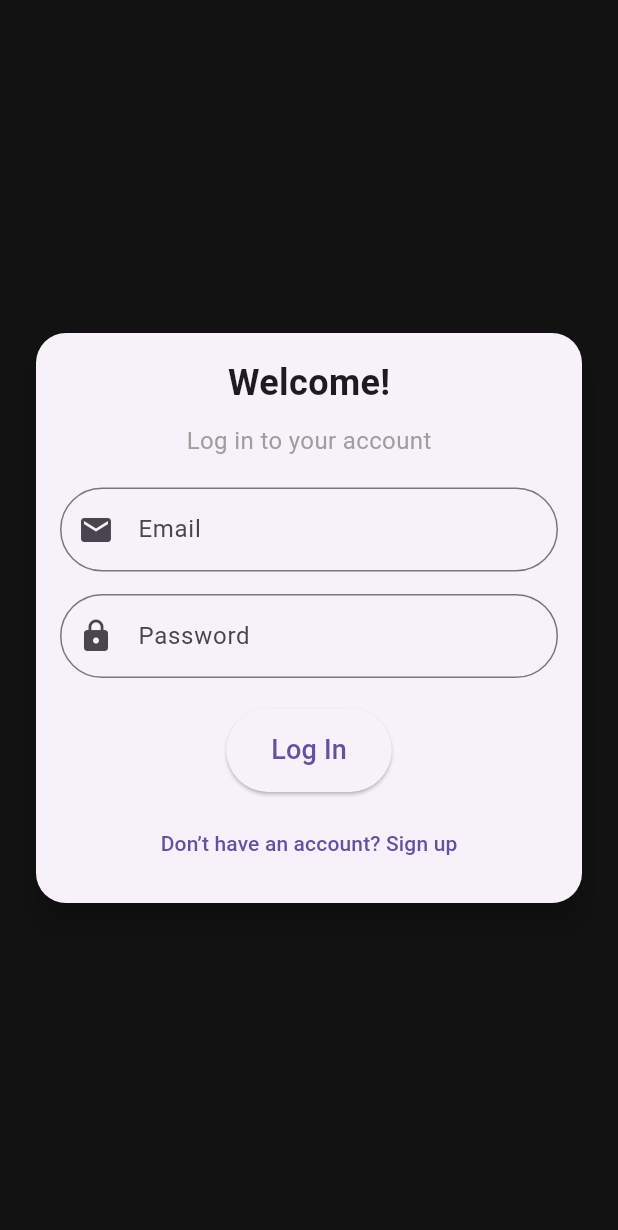
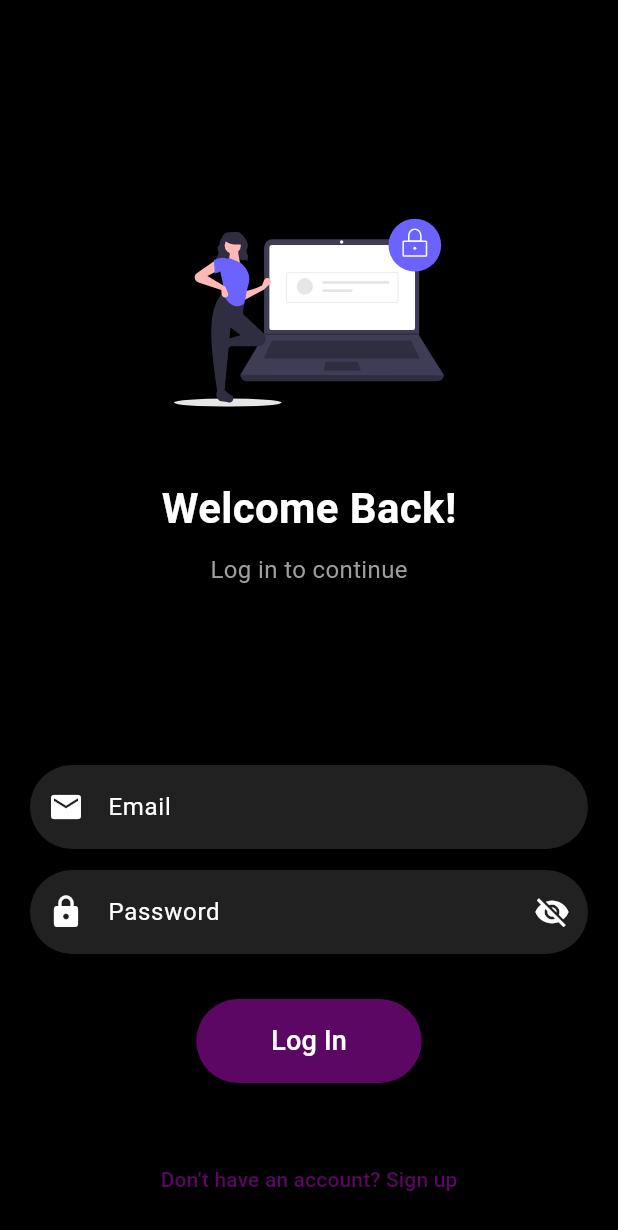
Before and after one commit to bawanisandunika/To-Do-App-Supa-Base, a Flutter app: the AuthScreen screen opened directly, on a phone screen of 412 x 824 dp. Shown: the top 1230 px of the screen. Run offline on Flutter 3.47's test engine with Material 3 defaults, Android fonts, the phone set to English and light mode, and no system bars; our stand-ins replace flutter_svg, supabase_flutter; accounts and stored records are empty.

Commit message:
New features

```diff
--- a/todo_app/lib/screens/auth_screen.dart
+++ b/todo_app/lib/screens/auth_screen.dart
@@ -1,4 +1,5 @@
 import 'package:flutter/material.dart';
+import 'package:flutter_svg/flutter_svg.dart';
 import 'package:supabase_flutter/supabase_flutter.dart';
 import 'todo_screen.dart';
 
@@ -14,6 +15,7 @@ class _AuthScreenState extends State<AuthScreen> {
   final _passwordController = TextEditingController();
   bool _isLogin = true; // To toggle between Login and Signup
   bool _isLoading = false;
+  bool _passwordVisible = false; // For toggling password visibility
 
   Future<void> _authenticate() async {
     setState(() => _isLoading = true);
@@ -38,7 +40,7 @@ class _AuthScreenState extends State<AuthScreen> {
         );
         if (response.user != null) {
           ScaffoldMessenger.of(context).showSnackBar(
-            SnackBar(content: Text('Sign-up successful! Please log in.')),
+            const SnackBar(content: Text('Sign-up successful! Please log in.')),
           );
           setState(() => _isLogin = true); // Switch to login after signup
         }
@@ -54,83 +56,151 @@ class _AuthScreenState extends State<AuthScreen> {
   @override
   Widget build(BuildContext context) {
     return Scaffold(
-      backgroundColor: const Color.fromARGB(255, 18, 18, 19),
-      body: Center(
-        child: SingleChildScrollView(
-          child: Padding(
-            padding: const EdgeInsets.all(20.0),
-            child: Card(
-              shape: RoundedRectangleBorder(
-                borderRadius: BorderRadius.circular(20),
+      resizeToAvoidBottomInset:
+          false, // Prevent layout adjustment on keyboard open
+      backgroundColor: Colors.black,
+      body: SafeArea(
+        child: Column(
+          children: [
+            Expanded(
+              child: Column(
+                mainAxisAlignment: MainAxisAlignment.center,
+                children: [
+                  // Centered SVG Image
+                  SvgPicture.asset(
+                    'assets/images/login_img.svg',
+                    height: 180,
+                    width: 180,
                   ),
-              elevation: 8,
-              child: Padding(
-                padding: const EdgeInsets.all(16.0),
-                child: Column(
-                  mainAxisSize: MainAxisSize.min,
-                  children: [
-                    const Text(
-                      'Welcome!',
-                      style: TextStyle(
-                        fontSize: 24,
+                  const SizedBox(height: 20),
+                  // Welcome Text
+                  Text(
+                    _isLogin ? 'Welcome Back!' : 'Create Account',
+                    style: const TextStyle(
+                      fontSize: 28,
                       fontWeight: FontWeight.bold,
+                      color: Colors.white,
                     ),
                   ),
                   const SizedBox(height: 10),
                   Text(
                     _isLogin
-                          ? 'Log in to your account'
-                          : 'Create a new account',
+                        ? 'Log in to continue'
+                        : 'Sign up and join us today!',
                     style: const TextStyle(
                       fontSize: 16,
                       color: Colors.grey,
                     ),
                   ),
-                    const SizedBox(height: 20),
-                    // Email Text Field
+                ],
+              ),
+            ),
+            // Input fields and buttons in a scrollable section
+            SingleChildScrollView(
+              child: Padding(
+                padding: const EdgeInsets.symmetric(horizontal: 20),
+                child: Column(
+                  children: [
+                    // Email Input Field
                     TextField(
                       controller: _emailController,
+                      style: const TextStyle(color: Colors.white),
                       decoration: InputDecoration(
-                        prefixIcon: const Icon(Icons.email),
+                        prefixIcon:
+                            const Icon(Icons.email, color: Colors.white),
                         labelText: 'Email',
+                        labelStyle: const TextStyle(color: Colors.white),
+                        filled: true,
+                        fillColor: Colors.grey[900],
                         border: OutlineInputBorder(
                           borderRadius: BorderRadius.circular(30),
+                          borderSide: BorderSide.none,
                         ),
                       ),
                     ),
-                    const SizedBox(height: 15),
-                    // Password Text Field
+                    const SizedBox(height: 14),
+                    // Password Input Field
                     TextField(
                       controller: _passwordController,
-                      obscureText: true,
+                      obscureText: !_passwordVisible,
+                      style: const TextStyle(color: Colors.white),
                       decoration: InputDecoration(
-                        prefixIcon: const Icon(Icons.lock),
+                        prefixIcon: const Icon(Icons.lock, color: Colors.white),
+                        suffixIcon: IconButton(
+                          icon: Icon(
+                            _passwordVisible
+                                ? Icons.visibility
+                                : Icons.visibility_off,
+                            color: Colors.white,
+                          ),
+                          onPressed: () {
+                            setState(
+                                () => _passwordVisible = !_passwordVisible);
+                          },
+                        ),
                         labelText: 'Password',
+                        labelStyle: const TextStyle(color: Colors.white),
+                        filled: true,
+                        fillColor: Colors.grey[900],
                         border: OutlineInputBorder(
                           borderRadius: BorderRadius.circular(30),
+                          borderSide: BorderSide.none,
                         ),
                       ),
                     ),
-                    const SizedBox(height: 20),
+                    const SizedBox(height: 30),
                     // Authentication Button
                     _isLoading
                         ? const CircularProgressIndicator()
                         : ElevatedButton(
                             onPressed: _authenticate,
                             style: ElevatedButton.styleFrom(
+                              backgroundColor:
+                                  const Color.fromARGB(255, 92, 7, 100),
                               padding: const EdgeInsets.symmetric(
-                                  vertical: 15, horizontal: 30),
+                                  vertical: 15, horizontal: 50),
                               shape: RoundedRectangleBorder(
                                 borderRadius: BorderRadius.circular(30),
                               ),
                             ),
                             child: Text(
                               _isLogin ? 'Log In' : 'Sign Up',
-                              style: const TextStyle(fontSize: 18),
+                              style: const TextStyle(
+                                fontSize: 18,
+                                color: Colors.white, // Button text color
                               ),
                             ),
-                    const SizedBox(height: 10),
-                    // Toggle Login/Signup
+                          ),
+                    const SizedBox(height: 20),
+                    // Social Media Sign-In Options
+                    if (!_isLogin)
+                      Row(
+                        mainAxisAlignment: MainAxisAlignment.center,
+                        children: [
+                          IconButton(
+                            icon: const Icon(Icons.g_mobiledata, size: 40),
+                            color: Colors.white,
+                            onPressed: () {},
+                            tooltip: 'Sign in with Google',
+                          ),
+                          const SizedBox(width: 20),
+                          IconButton(
+                            icon: const Icon(Icons.facebook, size: 40),
+                            color: const Color.fromARGB(255, 142, 33, 243),
+                            onPressed: () {},
+                            tooltip: 'Sign in with Facebook',
+                          ),
+                          const SizedBox(width: 20),
+                          IconButton(
+                            icon: const Icon(Icons.apple, size: 40),
+                            color: Colors.white,
+                            onPressed: () {},
+                            tooltip: 'Sign in with Apple',
+                          ),
+                        ],
+                      ),
+                    const SizedBox(height: 20),
+                    // Toggle Between Login and Signup
                     TextButton(
                       onPressed: () {
                         setState(() => _isLogin = !_isLogin);
@@ -139,14 +209,18 @@ class _AuthScreenState extends State<AuthScreen> {
                         _isLogin
                             ? 'Don’t have an account? Sign up'
                             : 'Already have an account? Log in',
-                        style: const TextStyle(fontSize: 14),
+                        style: const TextStyle(
+                          color: const Color.fromARGB(255, 92, 7, 100),
+                          fontSize: 14,
+                        ),
                       ),
                     ),
                   ],
                 ),
               ),
             ),
-          ),
+            const SizedBox(height: 14),
+          ],
         ),
       ),
     );
--- a/todo_app/lib/screens/task_form.dart
+++ b/todo_app/lib/screens/task_form.dart
@@ -88,20 +88,28 @@ class _TaskFormState extends State<TaskForm> {
         title: Text(widget.task == null ? 'Add Task' : 'Edit Task'),
         backgroundColor: const Color.fromARGB(255, 117, 119, 122),
       ),
-      body: Padding(
+      body: SafeArea(
+        child: LayoutBuilder(
+          builder: (context, constraints) {
+            return SingleChildScrollView(
+              child: ConstrainedBox(
+                constraints: BoxConstraints(
+                  minHeight: constraints.maxHeight,
+                ),
+                child: Padding(
                   padding: const EdgeInsets.all(16.0),
                   child: Column(
+                    crossAxisAlignment: CrossAxisAlignment.start,
                     children: [
                       // Add image at the top of the screen
-            Padding(
-              padding: const EdgeInsets.all(20.0),
+                      Center(
                         child: SvgPicture.asset(
                           'assets/images/create_img.svg', // Path to your SVG image
                           width: 150, // Adjust the width as needed
                           height: 150, // Adjust the height as needed
                         ),
                       ),
-
+                      const SizedBox(height: 20),
                       // Input fields for Title and Description
                       TextField(
                         controller: _titleController,
@@ -135,8 +143,6 @@ class _TaskFormState extends State<TaskForm> {
                       const SizedBox(height: 14),
 
                       // Date picker button
-            Row(
-              children: [
                       ElevatedButton(
                         onPressed: _pickDueDate,
                         style: ElevatedButton.styleFrom(
@@ -146,29 +152,37 @@ class _TaskFormState extends State<TaskForm> {
                         child: Text(
                           _dueDate == null
                               ? 'Pick Due Date'
-                        : 'Due Date: ${_dueDate!.toLocal()}'.split(' ')[0],
+                              : 'Due Date: ${_dueDate!.toLocal()}'
+                                  .split(' ')[0],
                           style: const TextStyle(color: Colors.white),
                         ),
                       ),
-              ],
-            ),
-            const SizedBox(height: 14),
+                      const SizedBox(height: 20),
 
                       // Save button
-            ElevatedButton(
+                      Center(
+                        child: ElevatedButton(
                           onPressed: _saveTask,
                           style: ElevatedButton.styleFrom(
                             backgroundColor: const Color.fromARGB(
                                 255, 92, 7, 100), // Customize button color
                           ),
                           child: Text(
-                widget.task == null ? 'Create Task' : 'Save Changes',
+                            widget.task == null
+                                ? 'Create Task'
+                                : 'Save Changes',
                             style: const TextStyle(color: Colors.white),
+                          ),
                         ),
                       ),
                     ],
                   ),
                 ),
+              ),
+            );
+          },
+        ),
+      ),
     );
   }
 }
--- a/todo_app/pubspec.yaml
+++ b/todo_app/pubspec.yaml
@@ -30,5 +30,6 @@ flutter:
     - assets/images/welcome_img.svg
     - assets/images/pending_img.svg
     - assets/images/create_img.svg
+    - assets/images/login_img.svg
 
   uses-material-design: true
```
Also changed, not shown: todo_app/assets/images/login_img.svg (added). Lines whose indentation alone changed are shown as unchanged.
